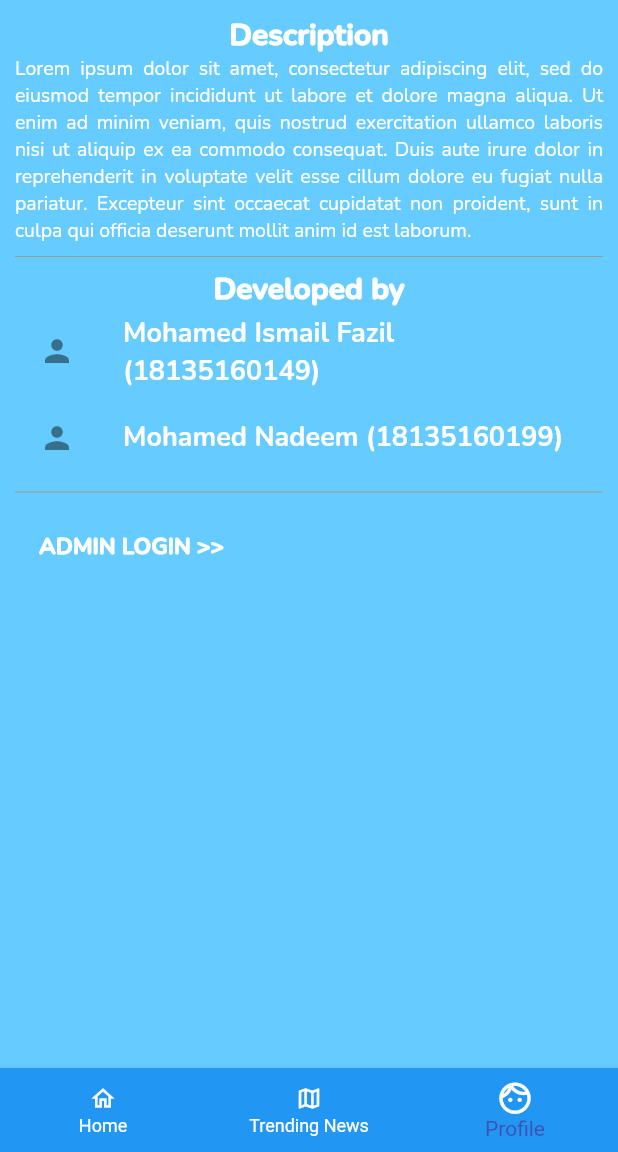
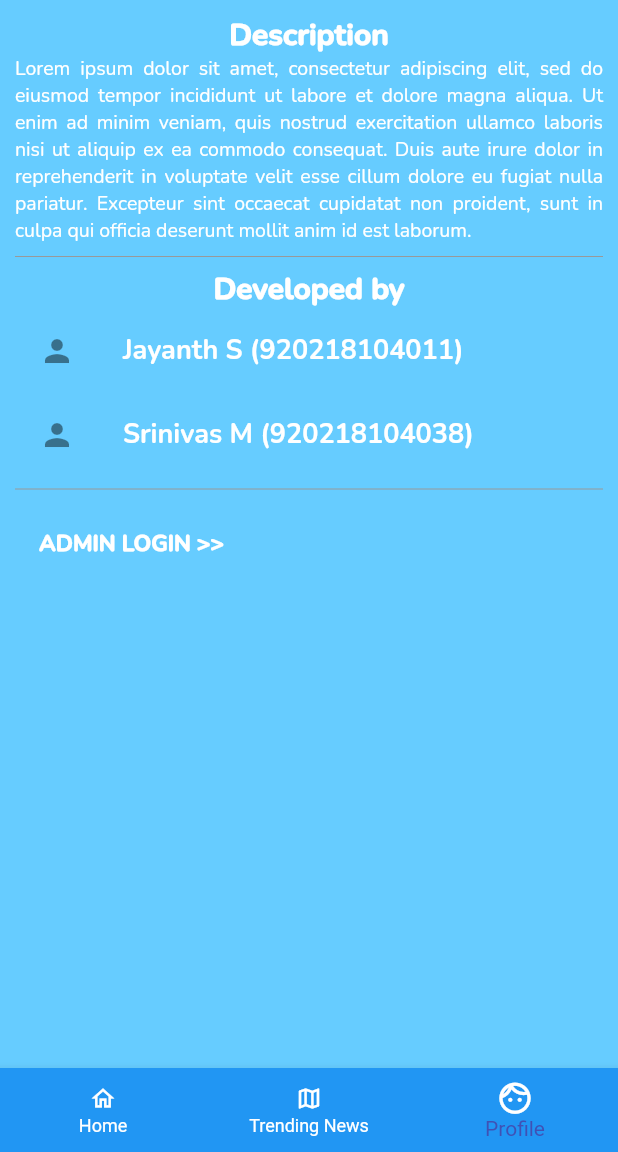
Before and after one commit to riyasm449/sporto, a Flutter app: the screen it shows after launch, item 3 of the bottom bar chosen, on a phone screen of 412 x 824 dp, the part 84-1236 px from its top. Run offline on Flutter 3.47's test engine with Material 2 defaults, Android fonts, the phone set to English and light mode, and no system bars; our stand-ins replace cached_network_image, cloud_firestore, firebase_auth, firebase_core, webview_flutter; missing offline and left inert: flutter_shimmer, mailer; accounts and stored records are empty; network calls fail; Roboto replaces fonts that are missing (Helvetica).

Commit message:
name change

```diff
--- a/lib/views/about/about.dart
+++ b/lib/views/about/about.dart
@@ -53,7 +53,7 @@ class _AboutPageState extends State<AboutPage> {
                 ListTile(
                   leading: Icon(Icons.person),
                   title: Text(
-                    'Mohamed Ismail Fazil (18135160149)',
+                    'Jayanth S (920218104011)',
                     style: TextStyle(
                         fontFamily: 'Nunito',
                         color: Colors.white,
@@ -64,7 +64,7 @@ class _AboutPageState extends State<AboutPage> {
                 ListTile(
                   leading: Icon(Icons.person),
                   title: Text(
-                    'Mohamed Nadeem (18135160199)',
+                    'Srinivas M (920218104038)',
                     style: TextStyle(
                         fontFamily: 'Nunito',
                         color: Colors.white,
```
